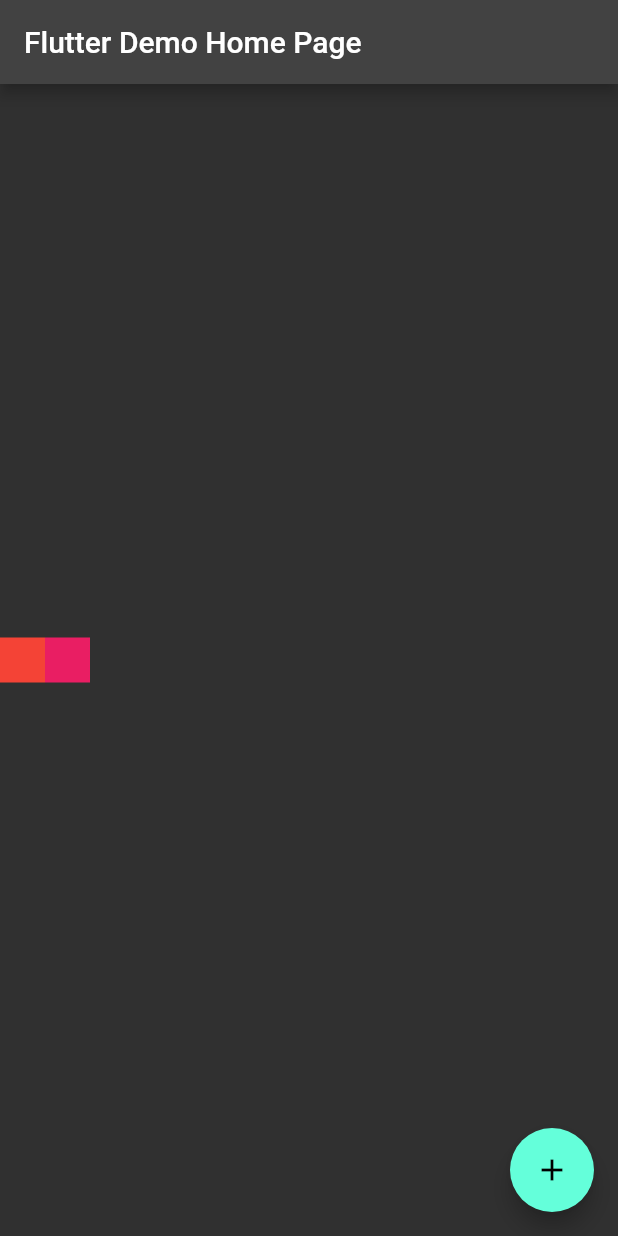
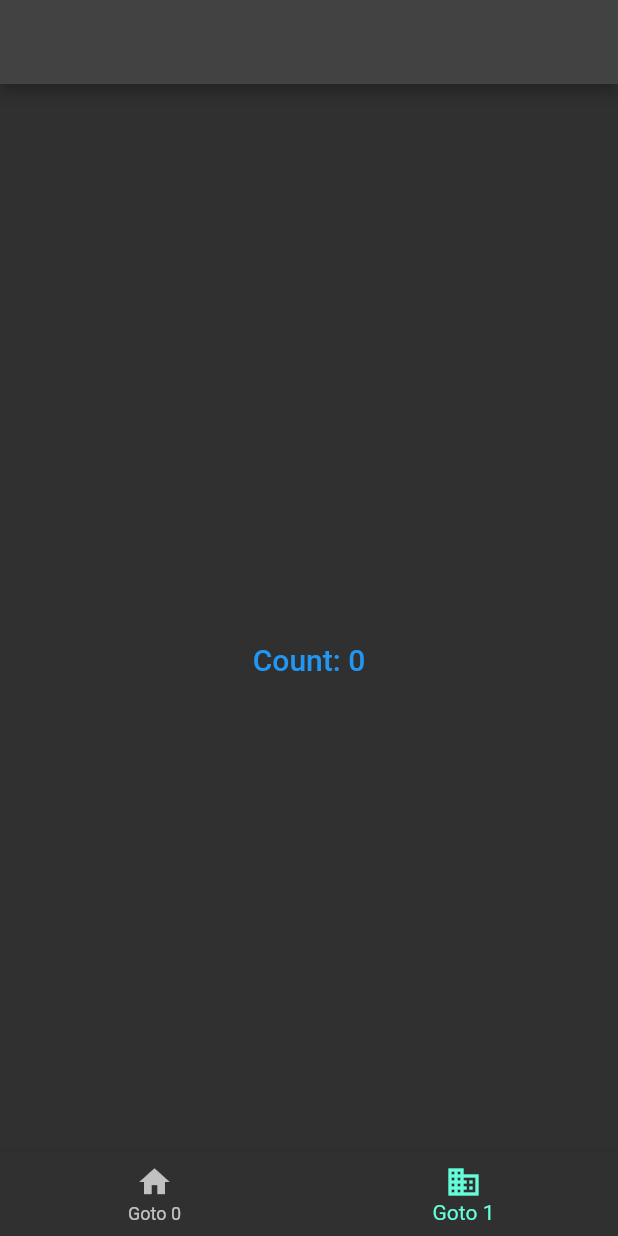
Before and after one commit to kody-liou/flutter_demo_app, a Flutter app: the screen it shows after launch, on a phone screen of 412 x 824 dp. Run offline on Flutter 3.47's test engine with Material 2 defaults, Android fonts, the phone set to English and light mode, and no system bars.

Commit message:
Can save state

```diff
--- a/lib/main.dart
+++ b/lib/main.dart
@@ -4,10 +4,29 @@ void main() {
   runApp(const MyApp());
 }
 
-class MyApp extends StatelessWidget {
+class Page {
+  const Page(this.subtreeKey, {required this.child});
+
+  final GlobalKey subtreeKey;
+  final Widget child;
+}
+
+class MyApp extends StatefulWidget {
   const MyApp({Key? key}) : super(key: key);
+  @override
+  _MyAppState createState() => _MyAppState();
+}
 
-  // This widget is the root of your application.
+class _MyAppState extends State<MyApp> {
+  var _pageIndex = 1;
+
+  final _pages = [
+    Page(GlobalKey(), child: const Text('Hi')),
+    Page(GlobalKey(), child: const Counter()),
+  ];
+
+  final _builtPages = List<bool>.generate(2, (_) => false);
+
   @override
   Widget build(BuildContext context) {
     return MaterialApp(
@@ -25,107 +44,94 @@ class MyApp extends StatelessWidget {
         brightness: Brightness.dark,
         primarySwatch: Colors.blue,
       ),
-      home: const MyHomePage(title: 'Flutter Demo Home Page'),
+      home: Scaffold(
+        extendBody: _pageIndex == 1,
+        appBar: AppBar(),
+        body: Stack(
+          fit: StackFit.expand,
+          children: _pages.map(
+            (page) {
+              return _buildPage(
+                _pages.indexOf(page),
+                page,
+              );
+            },
+          ).toList(),
+        ),
+        bottomNavigationBar: BottomNavigationBar(
+          items: const [
+            BottomNavigationBarItem(
+              icon: Icon(Icons.home),
+              label: 'Goto 0',
+            ),
+            BottomNavigationBarItem(
+              icon: Icon(Icons.business),
+              label: 'Goto 1',
+            ),
+          ],
+          currentIndex: _pageIndex,
+          onTap: (int index) {
+            setState(() {
+              _pageIndex = index;
+            });
+            debugPrint("idx " + _pageIndex.toString());
+          },
+        ),
+      ),
     );
+  }
+
+  Widget _buildPage(
+    int tabIndex,
+    Page page,
+  ) {
+    final isCurrentlySelected = tabIndex == _pageIndex;
+
+    _builtPages[tabIndex] = isCurrentlySelected || _builtPages[tabIndex];
+
+    final Widget view = KeyedSubtree(
+      key: page.subtreeKey,
+      child: _builtPages[tabIndex] ? page.child : Container(),
+    );
+
+    if (tabIndex == _pageIndex) {
+      return view;
+    } else {
+      return Offstage(child: view);
+    }
   }
 }
 
-class MyHomePage extends StatefulWidget {
-  const MyHomePage({Key? key, required this.title}) : super(key: key);
-
-  // This widget is the home page of your application. It is stateful, meaning
-  // that it has a State object (defined below) that contains fields that affect
-  // how it looks.
-
-  // This class is the configuration for the state. It holds the values (in this
-  // case the title) provided by the parent (in this case the App widget) and
-  // used by the build method of the State. Fields in a Widget subclass are
-  // always marked "final".
-
-  final String title;
-
+class Counter extends StatefulWidget {
+  const Counter({Key? key}) : super(key: key);
   @override
-  State<MyHomePage> createState() => _MyHomePageState();
+  _CounterState createState() => _CounterState();
 }
 
-class _MyHomePageState extends State<MyHomePage> {
-  List<Widget> tiles = [];
-
-  void swapTiles() {
-    setState(() {
-      tiles.insert(tiles.length - 1, tiles.removeAt(0));
-    });
-  }
+//this part is not important, just to show that state is lost
+class _CounterState extends State<Counter> {
+  int _count = 0;
 
   @override
   void initState() {
-    tiles = [
-      // const StatelessTile(color: Colors.blue),
-      // const StatelessTile(),
-      const StatefulTile(color: Colors.red),
-      const StatefulTile(color: Colors.pink),
-    ];
+    _count = 0;
     super.initState();
   }
 
   @override
   Widget build(BuildContext context) {
-    // This method is rerun every time setState is called, for instance as done
-    // by the _incrementCounter method above.
-    //
-    // The Flutter framework has been optimized to make rerunning build methods
-    // fast, so that you can just rebuild anything that needs updating rather
-    // than having to individually change instances of widgets.
-    return Scaffold(
-      appBar: AppBar(
-        // Here we take the value from the MyHomePage object that was created by
-        // the App.build method, and use it to set our appbar title.
-        title: Text(widget.title),
-      ),
-      body: Center(
-        // Center is a layout widget. It takes a single child and positions it
-        // in the middle of the parent.
-        child: SizedBox(height: 30, child: Row(children: tiles)),
-      ),
-      floatingActionButton: FloatingActionButton(
-        onPressed: swapTiles,
-        tooltip: 'Increment',
-        child: const Icon(Icons.add),
-      ), // This trailing comma makes auto-formatting nicer for build methods.
-    );
-  }
-}
-
-class StatelessTile extends StatelessWidget {
-  const StatelessTile({Key? key, this.color = Colors.white}) : super(key: key);
-  final Color color;
-  @override
-  Widget build(BuildContext context) {
-    return AspectRatio(
-      aspectRatio: 1,
-      child: Container(
-        color: color,
+    return Center(
+      child: TextButton(
+        child: Text(
+          "Count: " + _count.toString(),
+          style: const TextStyle(fontSize: 20),
+        ),
+        onPressed: () {
+          setState(() {
+            _count++;
+          });
+        },
       ),
     );
   }
 }
-
-class StatefulTile extends StatefulWidget {
-  const StatefulTile({Key? key, this.color = Colors.white}) : super(key: key);
-  final Color color;
-
-  @override
-  _StatefulTileState createState() => _StatefulTileState();
-}
-
-class _StatefulTileState extends State<StatefulTile> {
-  @override
-  Widget build(BuildContext context) {
-    return AspectRatio(
-      aspectRatio: 1,
-      child: Container(
-        color: widget.color,
-      ),
-    );
-  }
-}
```
